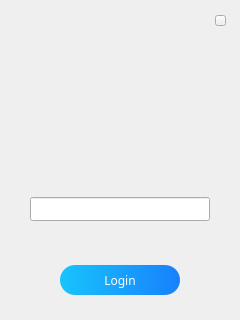
Old version of the form normallogin.ui in the repository HcashOrg/hx-indicator.
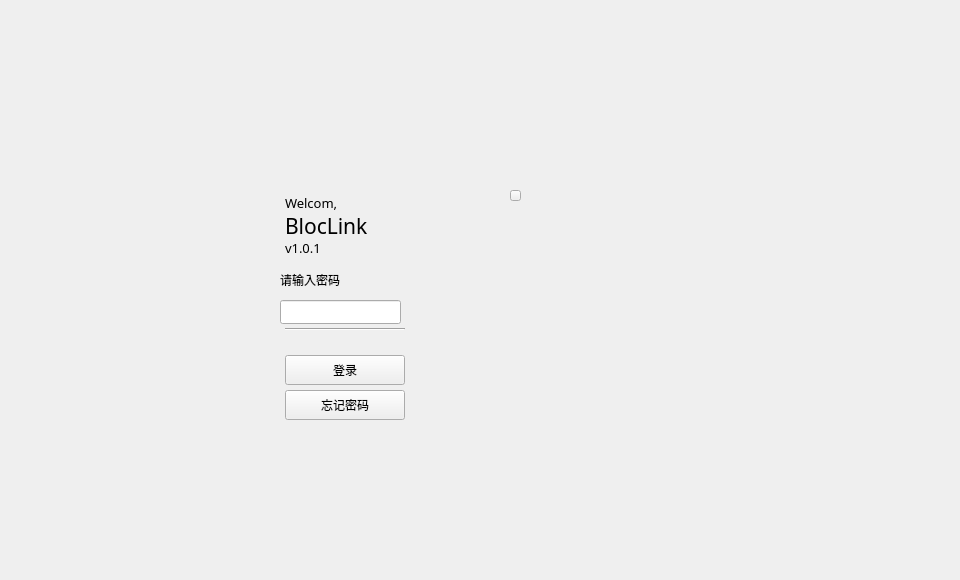
New version of the form.

```diff
--- a/normallogin.ui
+++ b/normallogin.ui
@@ -6,8 +6,8 @@
    <rect>
     <x>0</x>
     <y>0</y>
-    <width>240</width>
-    <height>320</height>
+    <width>960</width>
+    <height>580</height>
    </rect>
   </property>
   <property name="font">
@@ -49,9 +49,9 @@
   <widget class="QLineEdit" name="pwdLineEdit">
    <property name="geometry">
     <rect>
-     <x>30</x>
-     <y>197</y>
-     <width>180</width>
+     <x>280</x>
+     <y>300</y>
+     <width>121</width>
      <height>24</height>
     </rect>
    </property>
@@ -79,8 +79,8 @@
   <widget class="QToolButton" name="enterBtn">
    <property name="geometry">
     <rect>
-     <x>60</x>
-     <y>265</y>
+     <x>285</x>
+     <y>355</y>
      <width>120</width>
      <height>30</height>
     </rect>
@@ -92,19 +92,17 @@
     <enum>Qt::NoFocus</enum>
    </property>
    <property name="styleSheet">
-    <string notr="true">QToolButton{background-color: qlineargradient(spread:pad, x1:0, y1:0.5, x2:1, y2:0.5, stop:0 rgb(24,196,252), stop:1 rgb(24,128,252)); border-radius:15px;color: rgb(255, 255, 255);}
-QToolButton:hover{background-color:qlineargradient(spread:pad, x1:0, y1:0.5, x2:1, y2:0.5, stop:0 rgb(42,215,254), stop:1 rgb(28,151,255));}
-QToolButton:disabled{background-color:qlineargradient(spread:pad, x1:0, y1:0.5, x2:1, y2:0.5, stop:0 rgb(83,90,109), stop:1 rgb(70,76,93));color: rgb(40,45,57);}</string>
+    <string notr="true"/>
    </property>
    <property name="text">
-    <string>Login</string>
+    <string>登录</string>
    </property>
   </widget>
   <widget class="QLabel" name="tipLabel">
    <property name="geometry">
     <rect>
-     <x>30</x>
-     <y>230</y>
+     <x>280</x>
+     <y>336</y>
      <width>180</width>
      <height>20</height>
     </rect>
@@ -127,8 +125,8 @@
   <widget class="QToolButton" name="closeBtn">
    <property name="geometry">
     <rect>
-     <x>215</x>
-     <y>15</y>
+     <x>510</x>
+     <y>190</y>
      <width>11</width>
      <height>11</height>
     </rect>
@@ -143,28 +141,104 @@
     <string/>
    </property>
   </widget>
-  <widget class="QLabel" name="label">
+  <widget class="QToolButton" name="forgetBtn">
    <property name="geometry">
     <rect>
-     <x>20</x>
-     <y>190</y>
-     <width>200</width>
-     <height>34</height>
+     <x>285</x>
+     <y>390</y>
+     <width>120</width>
+     <height>30</height>
     </rect>
    </property>
    <property name="styleSheet">
     <string notr="true"/>
    </property>
    <property name="text">
-    <string/>
+    <string>忘记密码</string>
    </property>
   </widget>
-  <zorder>label</zorder>
-  <zorder>logoLabel</zorder>
-  <zorder>pwdLineEdit</zorder>
-  <zorder>enterBtn</zorder>
-  <zorder>tipLabel</zorder>
-  <zorder>closeBtn</zorder>
+  <widget class="Line" name="line">
+   <property name="geometry">
+    <rect>
+     <x>285</x>
+     <y>328</y>
+     <width>120</width>
+     <height>3</height>
+    </rect>
+   </property>
+   <property name="orientation">
+    <enum>Qt::Horizontal</enum>
+   </property>
+  </widget>
+  <widget class="QLabel" name="label_pass">
+   <property name="geometry">
+    <rect>
+     <x>280</x>
+     <y>270</y>
+     <width>91</width>
+     <height>20</height>
+    </rect>
+   </property>
+   <property name="text">
+    <string>请输入密码</string>
+   </property>
+  </widget>
+  <widget class="QLabel" name="label_version">
+   <property name="geometry">
+    <rect>
+     <x>285</x>
+     <y>240</y>
+     <width>61</width>
+     <height>16</height>
+    </rect>
+   </property>
+   <property name="font">
+    <font>
+     <pointsize>10</pointsize>
+    </font>
+   </property>
+   <property name="text">
+    <string>v1.0.1</string>
+   </property>
+  </widget>
+  <widget class="QLabel" name="label_bloc">
+   <property name="geometry">
+    <rect>
+     <x>285</x>
+     <y>210</y>
+     <width>141</width>
+     <height>31</height>
+    </rect>
+   </property>
+   <property name="font">
+    <font>
+     <family>黑体</family>
+     <pointsize>16</pointsize>
+    </font>
+   </property>
+   <property name="text">
+    <string>BlocLink</string>
+   </property>
+  </widget>
+  <widget class="QLabel" name="label_wel">
+   <property name="geometry">
+    <rect>
+     <x>285</x>
+     <y>192</y>
+     <width>81</width>
+     <height>21</height>
+    </rect>
+   </property>
+   <property name="font">
+    <font>
+     <family>黑体</family>
+     <pointsize>10</pointsize>
+    </font>
+   </property>
+   <property name="text">
+    <string>Welcom,</string>
+   </property>
+  </widget>
  </widget>
  <resources/>
  <connections/>
```
Left out of the diff: 31 changed lines with no effect on the pictures.
